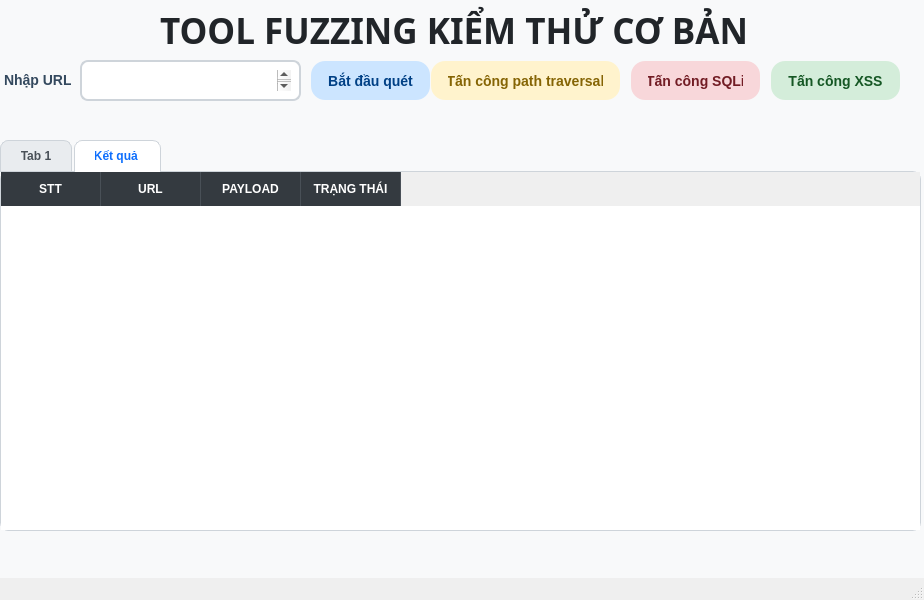
Old version of the form GUICrawl.ui in the repository dongydpl/ToolFuzzing002.
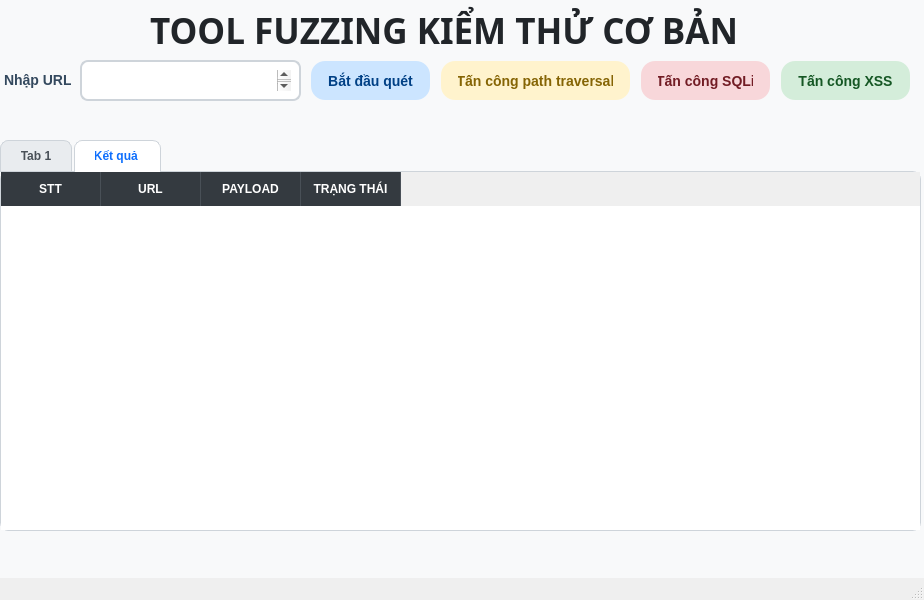
New version of the form.

Commit message: 11.cap nhat giao dien tiep

What changed in the file:
```diff
--- a/GUICrawl.ui
+++ b/GUICrawl.ui
@@ -143,9 +143,9 @@
    <widget class="QLabel" name="label">
     <property name="geometry">
      <rect>
-      <x>160</x>
+      <x>150</x>
       <y>0</y>
-      <width>611</width>
+      <width>731</width>
       <height>61</height>
      </rect>
     </property>
@@ -302,7 +302,7 @@
    <widget class="QPushButton" name="pushButton">
     <property name="geometry">
      <rect>
-      <x>430</x>
+      <x>440</x>
       <y>60</y>
       <width>191</width>
       <height>41</height>
@@ -315,7 +315,7 @@
    <widget class="QPushButton" name="btnSQLi">
     <property name="geometry">
      <rect>
-      <x>630</x>
+      <x>640</x>
       <y>60</y>
       <width>131</width>
       <height>41</height>
@@ -328,7 +328,7 @@
    <widget class="QPushButton" name="btnXSS">
     <property name="geometry">
      <rect>
-      <x>770</x>
+      <x>780</x>
       <y>60</y>
       <width>131</width>
       <height>41</height>
```
The commit also changes 2 other files.
